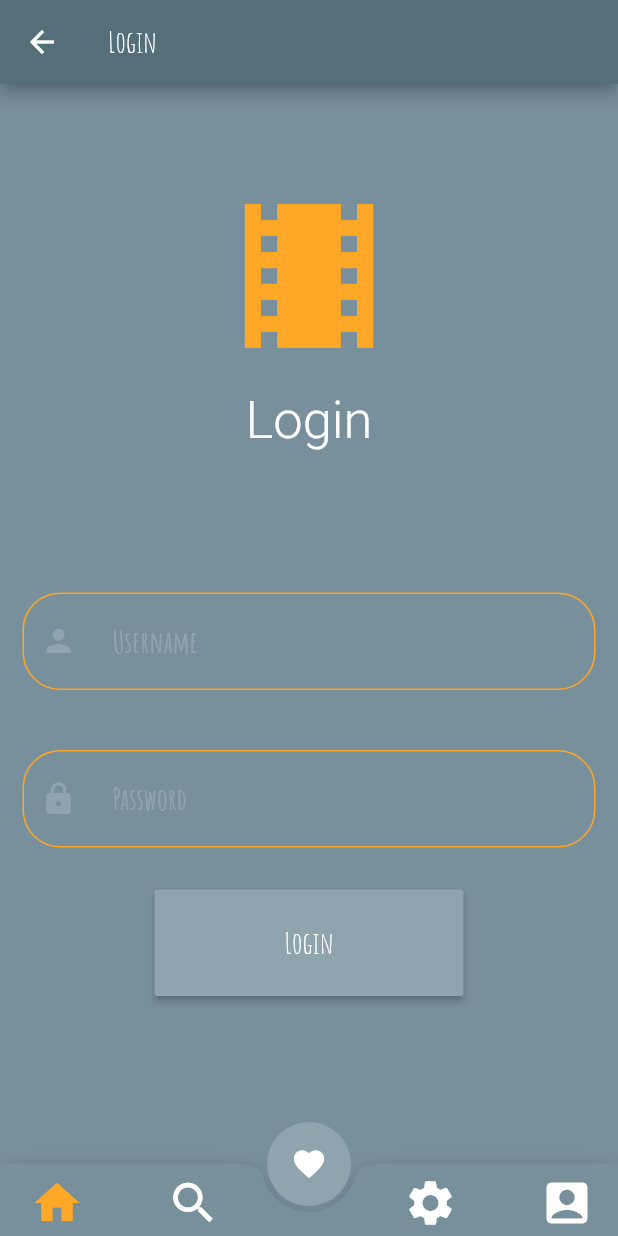
After one commit to OTanTalum/Filmster, a Flutter app: the LoginPage screen opened directly, on a phone screen of 412 x 824 dp. The commit adds this screen. Run offline on Flutter 3.47's test engine with Material 2 defaults, Android fonts, the phone set to English and light mode, and no system bars; our stand-ins replace firebase_analytics, firebase_crashlytics, package_info, shared_preferences; missing offline and left inert: admob_flutter, dartpedia; accounts and stored records are empty; network calls fail; Roboto replaces fonts that are missing (MPLUSRounded1c); statements that could not run were skipped.

Commit message:
version: 0.0.1+50
add Crushlytics SDK
base dependencies for Crushlytics  SDK
Add Login Page

Signed-off-by: Oleh Kliuiko <klyuikoo3@gmail.com>

```diff
--- a/lib/main.dart
+++ b/lib/main.dart
@@ -16,6 +16,7 @@ import 'package:filmster/setting/sharedPreferenced.dart';
 import 'package:filmster/setting/theme.dart';
 import 'package:filmster/widgets/CustomeBottomNavigationBar.dart';
 import 'package:filmster/widgets/drawer.dart';
+import 'package:firebase_crashlytics/firebase_crashlytics.dart';
 
 //Flutter
 import 'package:flutter/material.dart';
@@ -25,8 +26,11 @@ import 'package:provider/provider.dart';
 import 'package:admob_flutter/admob_flutter.dart';
 
 void main() {
+
   WidgetsFlutterBinding.ensureInitialized();
   Admob.initialize();
+  Crashlytics.instance.enableInDevMode = true;
+  FlutterError.onError = Crashlytics.instance.recordFlutterError;
   runApp(
     MultiProvider(
       providers: [
@@ -62,7 +66,6 @@ class _MyHomePageState extends State<MyHomePage> {
   ScrollController _scrollController = ScrollController();
   int currentPage = 1;
   List<Widget> movieTrend = [];
-  int _currentIndex = 0;
 
   @override
   void initState() {
@@ -124,37 +127,30 @@ class _MyHomePageState extends State<MyHomePage> {
 
   @override
   Widget build(BuildContext context) {
-   var  myColors = Provider.of<ThemeProvider>(context, listen: false);
+    var myColors = Provider.of<ThemeProvider>(context, listen: false);
     return Scaffold(
         key: scaffoldState,
         backgroundColor: myColors.currentBackgroundColor,
         appBar: AppBar(
-          title: Row(mainAxisAlignment:MainAxisAlignment.spaceBetween,
+          title: Row(
+              mainAxisAlignment: MainAxisAlignment.spaceBetween,
               children: [
-            Text(
-              'Filmster',
-              style: TextStyle(fontFamily: "AmaticSC", fontSize: 34),
-            ),
-          ]),
+                Text('Filmster',
+                  style: TextStyle(fontFamily: "AmaticSC", fontSize: 34),
+                ),
+              ]),
         ),
         bottomNavigationBar: CustomeBottomNavigationBar(),
         floatingActionButton: FloatingActionButton(
-          onPressed: () {
-
-          },
+          onPressed: () {},
           elevation: 0,
-          backgroundColor:myColors.currentSecondaryColor ,
-          child: Icon(
-              Icons.favorite,
-              color:myColors.currentFontColor
-          ),
+          backgroundColor: myColors.currentSecondaryColor,
+          child: Icon(Icons.favorite, color: myColors.currentFontColor),
         ),
         floatingActionButtonLocation: FloatingActionButtonLocation.centerDocked,
-        drawer: DrawerMenu().build(context),
-        body: Stack(
-          children:[
-            TrendingPage(),
-          ]
-        ));
+        //drawer: DrawerMenu().build(context),
+        body: Stack(children: [
+          TrendingPage(),
+        ]));
   }
 }
--- a/lib/page/films.dart
+++ b/lib/page/films.dart
@@ -277,7 +277,7 @@ class _FilmsPageState extends State<FilmsPage> {
           child: Icon(Icons.favorite, color: myColors.currentFontColor),
         ),
         floatingActionButtonLocation: FloatingActionButtonLocation.centerDocked,
-        drawer: DrawerMenu().build(context),
+        //drawer: DrawerMenu().build(context),
         body: _buildBody(context),
       ),
     );
--- /dev/null
+++ b/lib/page/loginPage.dart
@@ -0,0 +1,178 @@
+import 'dart:ui';
+
+import 'package:filmster/localization/languages/workKeys.dart';
+import 'package:filmster/localization/localization.dart';
+import 'package:filmster/providers/settingsProvider.dart';
+import 'package:filmster/providers/themeProvider.dart';
+import 'package:filmster/setting/sharedPreferenced.dart';
+import 'package:filmster/setting/theme.dart';
+import 'package:filmster/widgets/CustomeBottomNavigationBar.dart';
+
+import 'package:filmster/widgets/drawer.dart';
+
+import 'package:flutter/cupertino.dart';
+import 'package:flutter/material.dart';
+import 'package:provider/provider.dart';
+
+class LoginPage extends StatefulWidget {
+  @override
+  _LoginPageState createState() => _LoginPageState();
+}
+
+class _LoginPageState extends State<LoginPage> {
+
+  final textController = TextEditingController();
+
+  @override
+  void initState() {
+    textController.addListener(()=> print(textController.text));
+    super.initState();
+  }
+
+  @override
+  void dispose() {
+    super.dispose();
+  }
+
+  @override
+  Widget build(BuildContext context) {
+    var myColors = Provider.of<ThemeProvider>(context, listen: false);
+    return WillPopScope(
+      onWillPop: (){
+        Provider.of<SettingsProvider>(context, listen: false)
+            .changePage(0);
+        Navigator.of(context).pop();
+      },
+      child:Scaffold(
+        backgroundColor: myColors.currentBackgroundColor,
+        appBar: AppBar(
+          title: Text(
+            AppLocalizations().translate(context, WordKeys.login),
+            style: TextStyle(
+              fontFamily: "AmaticSC",
+              fontSize: 20,
+            ),
+          ),
+        ),
+        bottomNavigationBar: CustomeBottomNavigationBar(),
+        floatingActionButton: FloatingActionButton(
+          onPressed: () {},
+          elevation: 0,
+          backgroundColor: myColors.currentSecondaryColor,
+          child: Icon(
+              Icons.favorite,
+              color: myColors.currentFontColor
+          ),
+        ),
+        floatingActionButtonLocation: FloatingActionButtonLocation.centerDocked,
+        //drawer: DrawerMenu().build(context),
+        body: Column(
+            mainAxisAlignment: MainAxisAlignment.spaceBetween,
+            children: [
+              Padding(
+                padding: EdgeInsets.only(top: 64),
+                child: Icon(
+                  Icons.local_movies,
+                  size: 128,
+                  color: myColors.currentMainColor,
+                ),
+              ),
+              Expanded(
+                child: Padding(
+                  padding: EdgeInsets.symmetric(vertical: 12),
+                  child: Text(
+                    AppLocalizations().translate(context, WordKeys.login),
+                    style: TextStyle(
+                        fontFamily: "MPLUSRounded1c",
+                        fontWeight: FontWeight.w300,
+                        fontSize: 35,
+                        color: myColors.currentFontColor),
+                  ),
+                ),
+              ),
+              buildInput("Username"),
+              buildInput("Password"),
+              Expanded(
+                  child:buildButton(),
+              ),
+              SizedBox(
+                height: 64,
+              ),
+            ]),
+      ),
+    );
+  }
+
+  buildButton(){
+    var myColors = Provider.of<ThemeProvider>(context, listen: false);
+    return Padding(
+        padding: const EdgeInsets.only(bottom:40.0),
+        child:  ButtonBar(
+          buttonHeight: MediaQuery.of(context).size.width*0.2,
+          buttonMinWidth: MediaQuery.of(context).size.width*0.5,
+            children:[
+              RaisedButton(
+                onPressed:(){
+                 print("Hello");
+                },
+                child:Text("Login",
+                  style: TextStyle(
+                    fontSize: 20,
+                    color: myColors.currentFontColor,
+                    fontFamily: "AmaticSC",
+                  ),
+                ),
+                color: myColors.currentSecondaryColor,
+              )
+            ],
+            alignment:MainAxisAlignment.center,
+            mainAxisSize:MainAxisSize.max
+        )
+    );
+  }
+
+  buildInput(String fieldName) {
+    return Padding(
+        padding: EdgeInsets.symmetric(horizontal: 15, vertical: 20.0),
+        child: TextField(
+          controller: textController,
+          cursorRadius: Radius.circular(15),
+          cursorColor: Provider.of<ThemeProvider>(context).currentMainColor,
+          decoration: new InputDecoration(
+            prefixIcon: Icon(
+             fieldName=="Username"
+              ? Icons.person
+              : Icons.lock,
+              color: Provider.of<ThemeProvider>(context).currentSecondaryColor,
+            ),
+            prefix: SizedBox(
+              width: 12,
+            ),
+            focusedBorder: OutlineInputBorder(
+              borderRadius: BorderRadius.all(Radius.circular(25)),
+              borderSide: BorderSide(
+                  color: Provider.of<ThemeProvider>(context).currentMainColor,
+                  width: 3.0),
+            ),
+            enabledBorder: OutlineInputBorder(
+              borderRadius: BorderRadius.all(Radius.circular(25)),
+              borderSide: BorderSide(
+                  color: Provider.of<ThemeProvider>(context).currentMainColor,
+                  width: 1.0),
+            ),
+            hintStyle: TextStyle(
+                color:
+                Provider.of<ThemeProvider>(context).currentSecondaryColor,
+                fontFamily: "AmaticSC"),
+            hintText: fieldName,
+          ),
+          style: TextStyle(
+            fontFamily: "AmaticSC",
+            fontWeight: FontWeight.w700,
+            textBaseline: null,
+            color: Provider.of<ThemeProvider>(context).currentFontColor,
+            fontSize: 20.0,
+          ),
+        ));
+  }
+}
--- a/lib/page/settings_page.dart
+++ b/lib/page/settings_page.dart
@@ -56,7 +56,7 @@ class _SettingsPageState extends State<SettingsPage> {
         child: Icon(Icons.favorite, color: myColors.currentFontColor),
       ),
       floatingActionButtonLocation: FloatingActionButtonLocation.centerDocked,
-      drawer: DrawerMenu().build(context),
+      //drawer: DrawerMenu().build(context),
       body: _buildBody(context),
     ),);
   }
--- a/lib/page/trendingPage.dart
+++ b/lib/page/trendingPage.dart
@@ -177,7 +177,7 @@ class _TrendingPageState extends State<TrendingPage> {
               });
               await initTrending();
             },
-            icon: Icon(Icons.filter_list),
+            icon: Icon(Icons.movie_filter),
           )
         ]),
       ),
--- a/lib/widgets/CustomeBottomNavigationBar.dart
+++ b/lib/widgets/CustomeBottomNavigationBar.dart
@@ -1,5 +1,6 @@
 
 import 'package:filmster/page/films.dart';
+import 'package:filmster/page/loginPage.dart';
 import 'package:filmster/page/settings_page.dart';
 import 'package:filmster/providers/settingsProvider.dart';
 import 'package:filmster/providers/themeProvider.dart';
@@ -31,10 +32,14 @@ class CustomeBottomNavigationBar extends StatefulWidget {
             children: <Widget>[
               IconButton(
                 onPressed: () {
-                  Provider.of<SettingsProvider>(context, listen: false)
-                      .changePage(0);
-                  Navigator.of(context).pushReplacement(
-                      MaterialPageRoute(builder: (_) => MyHomePage()));
+                  if(Provider
+                      .of<SettingsProvider>(context,listen: false)
+                      .currentPage != 0) {
+                    Provider.of<SettingsProvider>(context, listen: false)
+                        .changePage(0);
+                    Navigator.of(context).pushAndRemoveUntil(
+                        MaterialPageRoute(builder: (_) => MyHomePage()),(Route<dynamic> route) => false);
+                  }
                 },
                 icon: Icon(
                   Icons.home,
@@ -81,12 +86,11 @@ class CustomeBottomNavigationBar extends StatefulWidget {
                   size: 36,
                 ),
               ),
-
-              Opacity(
-                opacity: 0.5,
-                child: IconButton(
+                IconButton(
                   onPressed: () {
-                  //   Provider.of<SettingsProvider>(context, listen:false).changePage(3);
+                     Provider.of<SettingsProvider>(context, listen:false).changePage(3);
+                     Navigator.of(context).push(
+                         MaterialPageRoute(builder: (_) => LoginPage()));
                   },
                   icon: Icon(
                     Icons.account_box,
@@ -97,7 +101,6 @@ class CustomeBottomNavigationBar extends StatefulWidget {
                         : myColors.currentFontColor,
                     size: 36,
                   ),
-                ),
               ),
             ],
           ),
--- a/pubspec.yaml
+++ b/pubspec.yaml
@@ -11,7 +11,7 @@ description: A new Flutter application.
 # In iOS, build-name is used as CFBundleShortVersionString while build-number used as CFBundleVersion.
 # Read more about iOS versioning at
 # https://developer.apple.com/library/archive/documentation/General/Reference/InfoPlistKeyReference/Articles/CoreFoundationKeys.html
-version: 0.0.1+45
+version: 0.0.1+50
 
 environment:
   sdk: ">=2.2.0 <3.0.0"
@@ -30,6 +30,7 @@ dependencies:
   package_info: ^0.4.0+16
   shared_preferences: ^0.5.8
   firebase_analytics: ^6.0.0
+  firebase_crashlytics: ^0.1.4+1
 
   # The following adds the Cupertino Icons font to your application.
   # Use with the CupertinoIcons class for iOS style icons.
```
Also changed, not shown: 3 other files.
